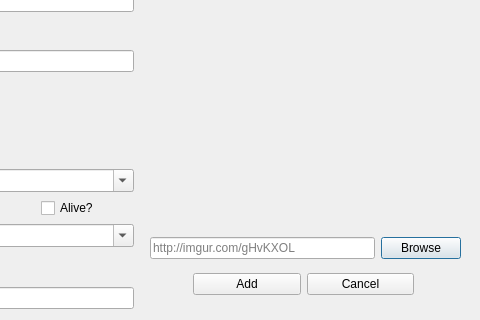
Before: the Qt Designer form ui/scientistdialog.ui in VLN-H7/Skil3, drawn with Qt 5; both pictures show x 267 to 747 and y 92 to 412 of the 747 by 412 pixel window.
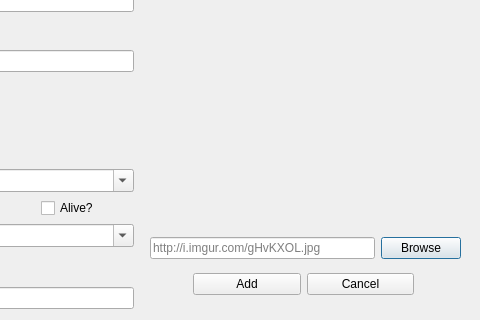
After: the same form once the commit is applied.

```diff
--- a/ui/scientistdialog.ui
+++ b/ui/scientistdialog.ui
@@ -238,7 +238,7 @@
     <item row="1" column="0">
      <widget class="QLineEdit" name="inputImage">
       <property name="placeholderText">
-       <string>http://imgur.com/gHvKXOL</string>
+       <string>http://i.imgur.com/gHvKXOL.jpg</string>
       </property>
      </widget>
     </item>
```
